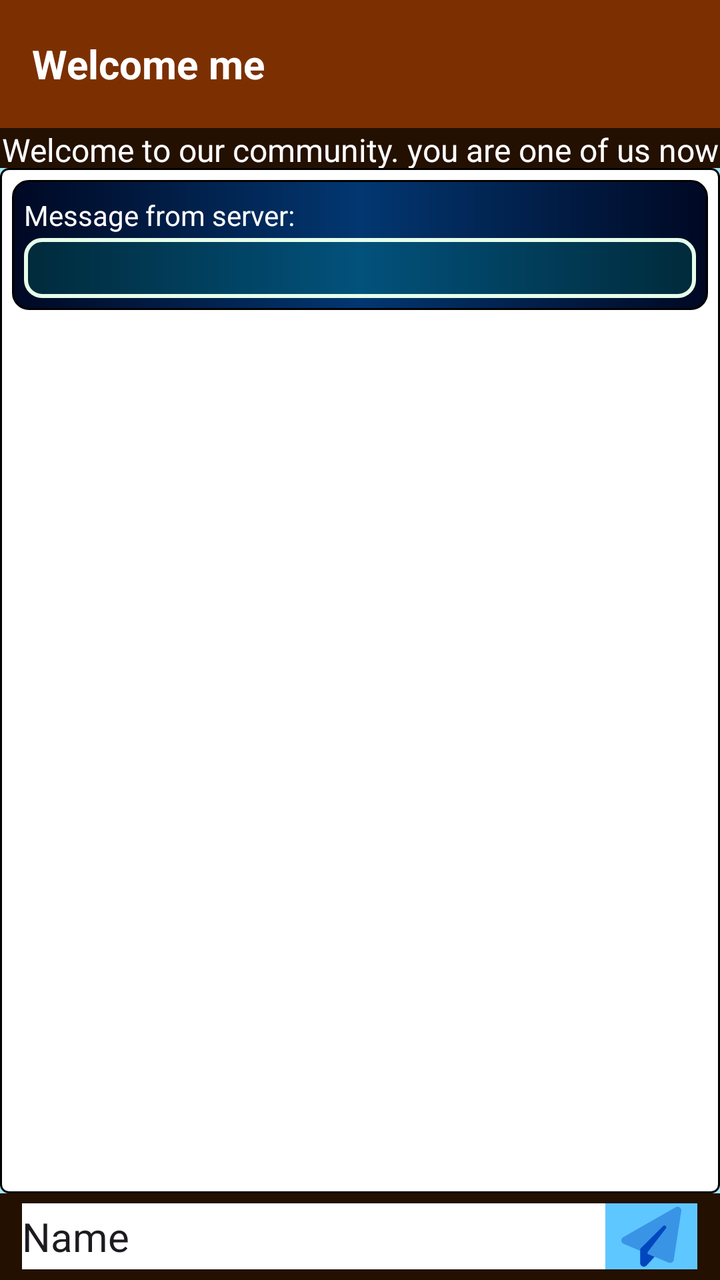
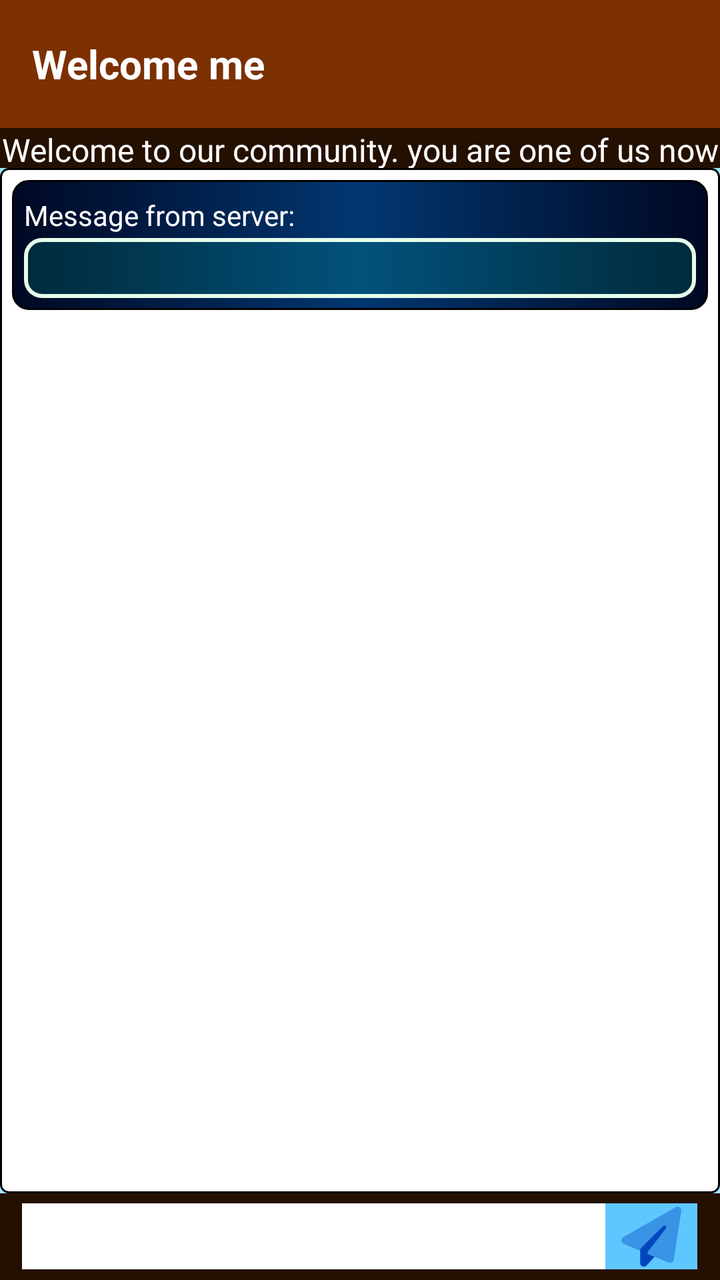

Screens rendered from an Android XML layout before and after an edit, with the pre-edit source and the edit as a unified diff.
<!-- AndroidManifest.xml: application theme Theme.EAndroid -->
<!-- res/layout/activity_main.xml -->
<?xml version="1.0" encoding="utf-8"?>
<LinearLayout xmlns:android="http://schemas.android.com/apk/res/android"
    xmlns:app="http://schemas.android.com/apk/res-auto"
    xmlns:tools="http://schemas.android.com/tools"
    android:layout_width="match_parent"
    android:layout_height="match_parent"
    android:background="#A1EAFD"
    android:gravity="center"
    android:orientation="vertical">


    <androidx.appcompat.widget.Toolbar
        android:id="@+id/toolbar"
        android:layout_width="match_parent"
        android:layout_height="wrap_content"
        android:background="@color/toolicolor"
        android:gravity="left|center_vertical"
        android:minHeight="?attr/actionBarSize"
        app:theme="@style/ToolbarTheme"
        app:titleTextColor="#FFFFFF">

        <TextView
            android:id="@+id/toolbarTextView3"
            android:layout_width="wrap_content"
            android:layout_height="wrap_content"
            android:ellipsize="end"
            android:gravity="left|center_vertical"
            android:maxLines="1"
            android:text="Welcome"
            android:textAppearance="@android:style/TextAppearance.WindowTitle"
            android:textSize="20sp"
            android:visibility="visible" />

        <Space
            android:layout_width="5dp"
            android:layout_height="match_parent" />

        <TextView
            android:id="@+id/toolbarTextView"
            android:layout_width="wrap_content"
            android:layout_height="wrap_content"
            android:layout_gravity="left"
            android:ellipsize="end"
            android:gravity="left|center_vertical"
            android:maxLines="1"
            android:text="me"
            android:textAppearance="@android:style/TextAppearance.WindowTitle"
            android:textSize="20sp"
            android:visibility="visible" />
    </androidx.appcompat.widget.Toolbar>

    <androidx.fragment.app.FragmentContainerView
        android:id="@+id/fragmentContainerView"
        android:layout_width="match_parent"
        android:layout_height="match_parent"
        android:visibility="gone" />

    <LinearLayout
        android:id="@+id/dialogPage"
        android:layout_width="match_parent"
        android:layout_height="match_parent"
        android:alpha="1"
        android:background="#FFEBEB"
        android:backgroundTint="#FDF7DB"
        android:backgroundTintMode="multiply"
        android:orientation="horizontal"
        android:visibility="gone">

        <Space
            android:layout_width="80dp"
            android:layout_height="match_parent"
            android:layout_weight="1" />

        <LinearLayout
            android:layout_width="match_parent"
            android:layout_height="match_parent"
            android:layout_weight="1"
            android:orientation="vertical">

            <Space
                android:layout_width="match_parent"
                android:layout_height="112dp" />

            <TextView
                android:id="@+id/vtxtDialogMsg"
                android:layout_width="match_parent"
                android:layout_height="wrap_content"
                android:textSize="20sp"
                android:textStyle="bold" />

            <Space
                android:layout_width="match_parent"
                android:layout_height="37dp" />

            <Button
                android:id="@+id/dialogOK"
                android:layout_width="match_parent"
                android:layout_height="wrap_content"
                android:text="OK" />

            <Space
                android:layout_width="match_parent"
                android:layout_height="50dp" />

            <TextView
                android:id="@+id/textView2"
                android:layout_width="match_parent"
                android:layout_height="wrap_content"
                android:text="OurArtAG copyright ©2023-2027 for OFAC users only"
                android:textAlignment="center"
                android:textSize="12sp" />

            <Space
                android:layout_width="match_parent"
                android:layout_height="15dp" />

            <TextView
                android:id="@+id/ourartaglink"
                android:layout_width="match_parent"
                android:layout_height="wrap_content"
                android:autoLink="web"
                android:text="https://www.ourartag.com"
                android:textAlignment="center"
                android:textSize="12sp" />

        </LinearLayout>

        <Space
            android:layout_width="80dp"
            android:layout_height="match_parent"
            android:layout_weight="1" />
    </LinearLayout>

    <LinearLayout
        android:layout_width="match_parent"
        android:layout_height="match_parent"
        android:orientation="vertical">

        <TextView
            android:id="@+id/mainAppStatus"
            android:layout_width="match_parent"
            android:layout_height="0dp"
            android:layout_weight="3.5"
            android:background="@color/header_footer_bg"
            android:text="Welcome to our community. you are one of us now"
            android:textAlignment="center"
            android:textColor="@color/white"
            android:textSize="16sp" />


        <LinearLayout
            android:id="@+id/radif1"
            android:layout_width="match_parent"
            android:layout_height="0dp"
            android:layout_weight="89"
            android:orientation="horizontal">

            <LinearLayout
                android:layout_width="match_parent"
                android:layout_height="match_parent"
                android:background="@drawable/my_custom_background"
                android:gravity="start|top"
                android:orientation="vertical"
                android:paddingLeft="6dp"
                android:paddingTop="6dp"
                android:paddingRight="6dp"
                android:paddingBottom="6dp">

                <LinearLayout
                    android:layout_width="match_parent"
                    android:layout_height="0dp"
                    android:layout_weight="13"
                    android:background="@drawable/my_bg_1"
                    android:orientation="vertical"
                    android:paddingLeft="6dp"
                    android:paddingTop="6dp"
                    android:paddingRight="6dp"
                    android:paddingBottom="6dp">

                    <TextView
                        android:id="@+id/textView4"
                        android:layout_width="match_parent"
                        android:layout_height="wrap_content"
                        android:paddingVertical="2dp"
                        android:text="Message from server:"
                        android:textColor="@color/white" />

                    <TextView
                        android:id="@+id/txtResponotif"
                        android:layout_width="match_parent"
                        android:layout_height="wrap_content"
                        android:background="@drawable/my_bg_2"
                        android:minLines="2"
                        android:paddingHorizontal="6dp"
                        android:paddingVertical="2dp"
                        android:textColor="@color/light_text1"
                        android:textSize="16sp"
                        android:textStyle="bold" />
                </LinearLayout>

                <LinearLayout
                    android:layout_width="match_parent"
                    android:layout_height="0dp"
                    android:layout_weight="87"
                    android:orientation="vertical">

                    <ListView
                        android:id="@+id/main_list"
                        android:layout_width="match_parent"
                        android:layout_height="match_parent" />
                </LinearLayout>
            </LinearLayout>

        </LinearLayout>

        <LinearLayout
            android:id="@+id/radif2"
            android:layout_width="match_parent"
            android:layout_height="0dp"
            android:layout_weight="7.5"
            android:background="@color/header_footer_bg"
            android:gravity="center"
            android:orientation="horizontal">

            <Space
                android:layout_width="wrap_content"
                android:layout_height="match_parent"
                android:layout_weight="0.1" />

            <EditText
                android:id="@+id/txtChatToSend"
                android:layout_width="wrap_content"
                android:layout_height="33dp"
                android:layout_weight="0.5"
                android:background="#FFFFFF"
                android:ems="10"
                android:inputType="text"
                android:minHeight="25dp"
                android:text="Name"
                android:textSize="20sp"
                tools:ignore="TouchTargetSizeCheck" />

            <ImageButton
                android:id="@+id/sendBtn"
                android:layout_width="35dp"
                android:layout_height="33dp"
                android:layout_weight="0.1"
                android:background="#5FC7FF"
                android:src="@drawable/paper_plane_30"
                android:tint="#0047BF" />

            <Space
                android:layout_width="wrap_content"
                android:layout_height="match_parent"
                android:layout_weight="0.1" />
        </LinearLayout>

    </LinearLayout>

</LinearLayout>
<!-- resources referenced by this layout -->
<resources>
  <color name="header_footer_bg">#231001</color>
  <color name="light_text1">#E6FFEA</color>
  <color name="toolicolor">#7C3002</color>
  <color name="white">#FFFFFFFF</color>
  <!-- drawable my_bg_1 (drawable) -->
  <shape xmlns:android="http://schemas.android.com/apk/res/android"
      android:shape="rectangle">
      <corners android:radius="8dp"/>
      <solid android:color="#041D67" />
      <stroke
          android:width="1dp"
          android:color="@android:color/black"/>
      <gradient
          android:angle="180"
          android:centerX="0.5"
          android:centerY="0.5"
          android:centerColor="@color/dark_bg2"
          android:endColor="@color/dark_bg3"
          android:gradientRadius="0"
          android:startColor="@color/dark_bg3"
          android:type="linear"
      android:useLevel="true"/>
  
  
  </shape>
  <!-- drawable my_bg_2 (drawable) -->
  <shape xmlns:android="http://schemas.android.com/apk/res/android"
      android:shape="rectangle">
      <corners android:radius="8dp"/>
      <solid android:color="#2200FFC4" />
      <stroke
          android:width="2dp"
          android:color="@color/light_text1"/>
  
  
  
  </shape>
  <!-- drawable my_custom_background (drawable) -->
  <shape xmlns:android="http://schemas.android.com/apk/res/android"
      android:shape="rectangle">
      <corners
          android:radius="4dp"
          android:topRightRadius="4dp"
          android:bottomRightRadius="4dp"
          android:bottomLeftRadius="4dp" />
      <solid android:color="#ffffff" />
      <stroke
          android:width="1dp"
          android:color="@android:color/black"/>
  </shape>
  <!-- drawable paper_plane_30 (drawable) -->
  <vector android:height="30dp" android:viewportHeight="512"
      android:viewportWidth="512" android:width="30dp" xmlns:android="http://schemas.android.com/apk/res/android">
      <path android:fillAlpha="0.4" android:fillColor="#FF000000"
          android:pathData="M498.1,5.6c10.1,7 15.4,19.1 13.5,31.2l-64,416c-1.5,9.7 -7.4,18.2 -16,23s-18.9,5.4 -28,1.6L224,402.7V389.4L380.7,185.8c5.2,-6.7 4.2,-16.4 -2.3,-21.9s-16.1,-5.1 -22,1.1L178.8,350.6l-14.1,14.1c-3,3 -4.7,7.1 -4.7,11.3l-28.3,-11.8 -112,-46.7C8.4,312.8 0.8,302.2 0.1,290s5.5,-23.7 16.1,-29.8l448,-256c10.7,-6.1 23.9,-5.5 34,1.4z" android:strokeAlpha="0.4"/>
      <path android:fillColor="#FF000000" android:pathData="M380.7,185.8c5.1,-6.7 4.2,-16.2 -2.1,-21.8s-15.9,-5.3 -21.9,0.7l-179,179 -13,13c-3,3 -4.7,7.1 -4.7,11.3v8,56 48c0,13.2 8.1,25 20.3,29.8s26.2,1.6 35.2,-8.1L284,427.7l-60,-25V389.4L380.7,185.8z"/>
  </vector>
  <style name="ToolbarTheme" parent="@style/ThemeOverlay.AppCompat.ActionBar">
          
          <item name="colorControlNormal">@color/white</item>
      </style>
  <style name="Theme.EAndroid" parent="Base.Theme.EAndroid" />
  <color name="dark_bg2">#023771</color>
  <color name="dark_bg3">#000823</color>
  <style name="Base.Theme.EAndroid" parent="Theme.Material3.DayNight.NoActionBar">
          
          
      </style>
</resources>

<!-- the commit's change to res/layout/activity_main.xml (unified diff, before → after) -->
@@ -26,7 +26,7 @@
             android:ellipsize="end"
             android:gravity="left|center_vertical"
             android:maxLines="1"
-            android:text="Welcome"
+            android:text="@string/lng_tophead"
             android:textAppearance="@android:style/TextAppearance.WindowTitle"
             android:textSize="20sp"
             android:visibility="visible" />
@@ -142,7 +142,7 @@
             android:layout_height="0dp"
             android:layout_weight="3.5"
             android:background="@color/header_footer_bg"
-            android:text="Welcome to our community. you are one of us now"
+            android:text="@string/lng_mainStatus"
             android:textAlignment="center"
             android:textColor="@color/white"
             android:textSize="16sp" />
@@ -182,7 +182,7 @@
                         android:layout_width="match_parent"
                         android:layout_height="wrap_content"
                         android:paddingVertical="2dp"
-                        android:text="Message from server:"
+                        android:text="@string/lng_serverlabel"
                         android:textColor="@color/white" />
 
                     <TextView
@@ -207,7 +207,9 @@
                     <ListView
                         android:id="@+id/main_list"
                         android:layout_width="match_parent"
-                        android:layout_height="match_parent" />
+                        android:layout_height="match_parent"
+                        android:stackFromBottom="true"
+                        android:transcriptMode="alwaysScroll"/>
                 </LinearLayout>
             </LinearLayout>
 
@@ -236,7 +238,6 @@
                 android:ems="10"
                 android:inputType="text"
                 android:minHeight="25dp"
-                android:text="Name"
                 android:textSize="20sp"
                 tools:ignore="TouchTargetSizeCheck" />
 
@@ -247,7 +248,7 @@
                 android:layout_weight="0.1"
                 android:background="#5FC7FF"
                 android:src="@drawable/paper_plane_30"
-                android:tint="#0047BF" />
+                app:tint="#0047BF" />
 
             <Space
                 android:layout_width="wrap_content"
<!-- resource entries referenced after the edit -->
@@ -57,6 +57,9 @@
           android:pathData="M498.1,5.6c10.1,7 15.4,19.1 13.5,31.2l-64,416c-1.5,9.7 -7.4,18.2 -16,23s-18.9,5.4 -28,1.6L224,402.7V389.4L380.7,185.8c5.2,-6.7 4.2,-16.4 -2.3,-21.9s-16.1,-5.1 -22,1.1L178.8,350.6l-14.1,14.1c-3,3 -4.7,7.1 -4.7,11.3l-28.3,-11.8 -112,-46.7C8.4,312.8 0.8,302.2 0.1,290s5.5,-23.7 16.1,-29.8l448,-256c10.7,-6.1 23.9,-5.5 34,1.4z" android:strokeAlpha="0.4"/>
       <path android:fillColor="#FF000000" android:pathData="M380.7,185.8c5.1,-6.7 4.2,-16.2 -2.1,-21.8s-15.9,-5.3 -21.9,0.7l-179,179 -13,13c-3,3 -4.7,7.1 -4.7,11.3v8,56 48c0,13.2 8.1,25 20.3,29.8s26.2,1.6 35.2,-8.1L284,427.7l-60,-25V389.4L380.7,185.8z"/>
   </vector>
+  <string name="lng_mainStatus">Welcome to our community. you are one of us now</string>
+  <string name="lng_serverlabel">Message from server:</string>
+  <string name="lng_tophead">Welcome</string>
   <style name="ToolbarTheme" parent="@style/ThemeOverlay.AppCompat.ActionBar">
           
           <item name="colorControlNormal">@color/white</item>
